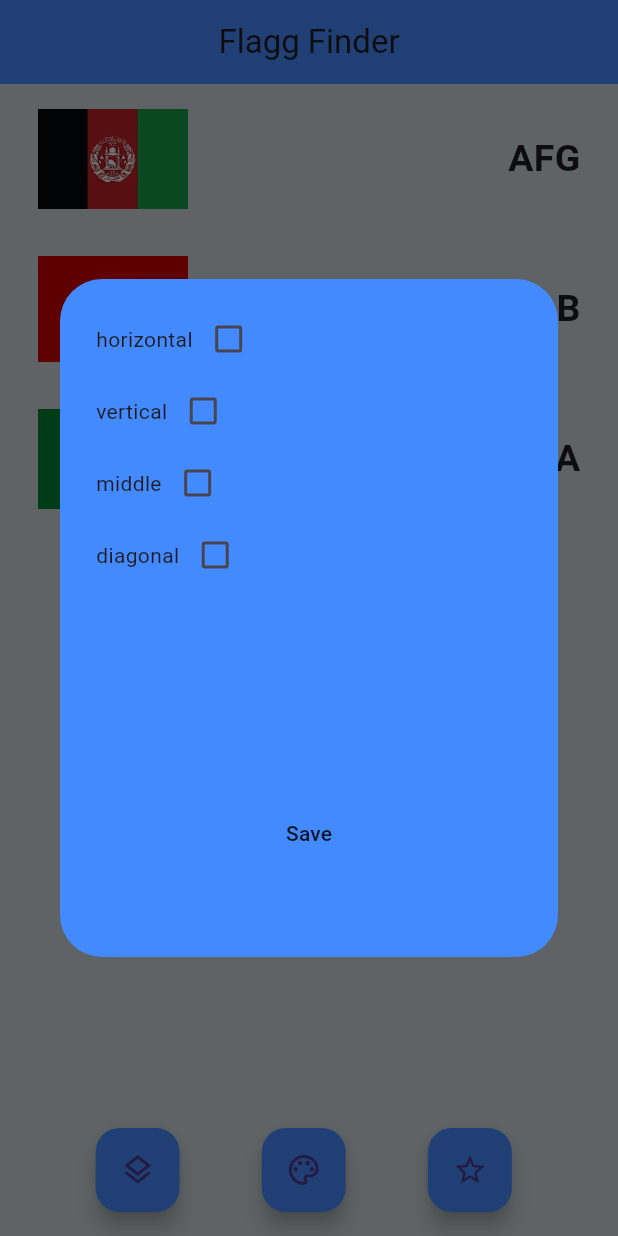
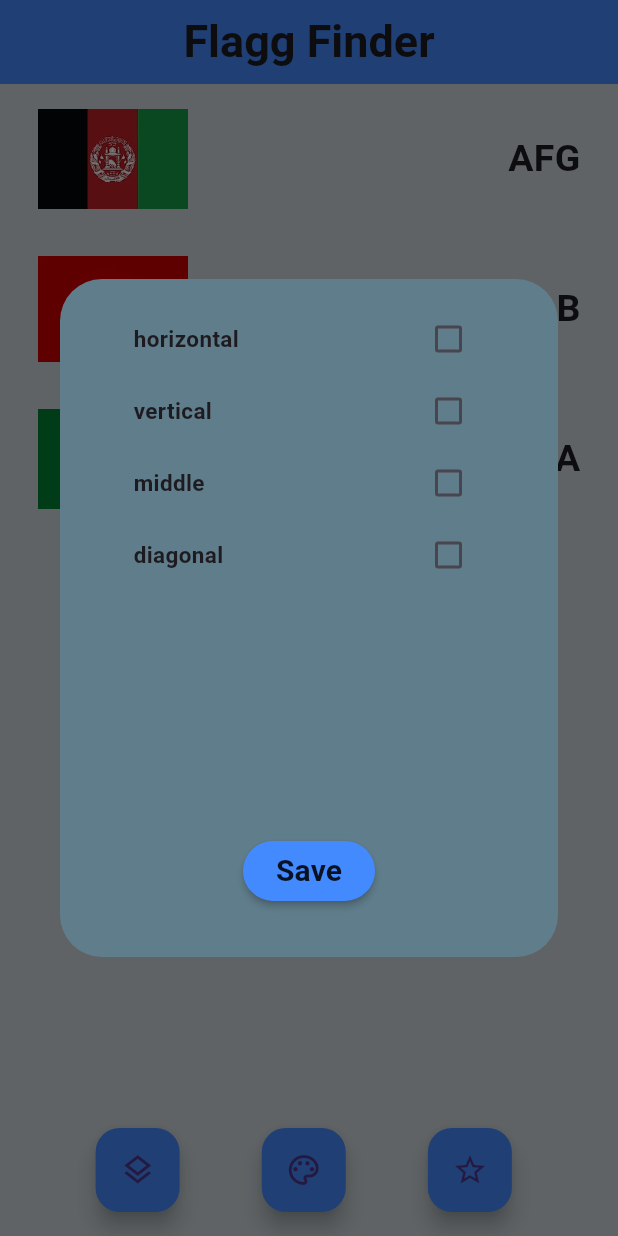
Before and after one commit to bartekkleczar/flutter-flag-app-1.0, a Flutter app: the screen it shows after launch, after a tap on the "layers" icon, on a phone screen of 412 x 824 dp. Run offline on Flutter 3.47's test engine with Material 3 defaults, Android fonts, the phone set to English and light mode, and no system bars; our stand-ins replace hive, hive_flutter; missing offline and left inert: dart:ffi; accounts and stored records are empty.

Commit message:
UI improvement

```diff
--- a/lib/main_screen.dart
+++ b/lib/main_screen.dart
@@ -23,6 +23,7 @@ class _MyApp extends State<MyApp> {
   final _myBox = Hive.box('mybox');
   FlaggDatabase db = FlaggDatabase();
   List<Flag> flagsFiltered = [];
+
   @override
   void initState() {
     if (_myBox.get('FLAGS') == null) {
@@ -38,14 +39,13 @@ class _MyApp extends State<MyApp> {
   List<FlagLayout> layoutList = [];
   List<FlagSign> signList = [];
 
-
   Flag prototype = Flag('', [], [], []);
 
-  void onSave(){
+  void onSave() {
     prototype.colors = colorList;
     prototype.layout = layoutList;
     prototype.signs = signList;
-    setState((){
+    setState(() {
       flagsFiltered = db.filterByColor(prototype, db.getFlags());
       flagsFiltered = db.filterByLayout(prototype, flagsFiltered);
       flagsFiltered = db.filterBySign(prototype, flagsFiltered);
@@ -90,7 +90,13 @@ class _MyApp extends State<MyApp> {
       home: Scaffold(
         backgroundColor: Colors.blueGrey.shade100,
         appBar: AppBar(
-          title: Text('Flagg Finder'),
+          title: const Text(
+            'Flagg Finder',
+            style: TextStyle(
+              fontWeight: FontWeight.bold,
+              fontSize: 30,
+            ),
+          ),
           centerTitle: true,
           backgroundColor: Colors.blueAccent,
         ),
--- a/lib/widgets/dialogs/color/color_checkbox.dart
+++ b/lib/widgets/dialogs/color/color_checkbox.dart
@@ -33,6 +33,8 @@ class _ColorCheckboxState extends State<ColorCheckbox> {
   @override
   Widget build(BuildContext context) {
     return Checkbox(
+      checkColor: Colors.black,
+      activeColor: Colors.blueAccent,
       value: value,
       onChanged: (newValue) {
         setState(() {
--- a/lib/widgets/dialogs/layout/dialog_filter_layout_box.dart
+++ b/lib/widgets/dialogs/layout/dialog_filter_layout_box.dart
@@ -33,7 +33,7 @@ class DialogFilterLayoutBox extends StatelessWidget {
   @override
   Widget build(BuildContext context) {
     return AlertDialog(
-      backgroundColor: Colors.blueAccent,
+      backgroundColor: Colors.blueGrey,
       content: Container(
         width: MediaQuery.of(context).size.width * 0.8,
         height: MediaQuery.of(context).size.height * 0.5,
@@ -53,9 +53,22 @@ class DialogFilterLayoutBox extends StatelessWidget {
                 },
               ),
             ),
-            MaterialButton(
-              onPressed: onSave,
-              child: const Text('Save'),
+            Padding(
+              padding: const EdgeInsets.only(top: 25.0),
+              child: MaterialButton(
+                onPressed: onSave,
+                color: Colors.blueAccent,
+                shape: RoundedRectangleBorder(
+                    borderRadius: BorderRadius.circular(100.0)),
+                height: 40.0,
+                child: const Text(
+                  'Save',
+                  style: TextStyle(
+                    fontWeight: FontWeight.bold,
+                    fontSize: 20,
+                  ),
+                ),
+              ),
             )
           ],
         ),
--- a/lib/widgets/dialogs/layout/filter_layout_option_tile.dart
+++ b/lib/widgets/dialogs/layout/filter_layout_option_tile.dart
@@ -1,4 +1,3 @@
-import 'package:flagg/data/flag/enum_colors.dart';
 import 'package:flutter/cupertino.dart';
 import 'package:flutter/material.dart';
 
@@ -19,14 +18,25 @@ class FilterLayoutOptionTile extends StatelessWidget {
 
   @override
   Widget build(BuildContext context) {
-    return Row(
+    return Padding(
+      padding: const EdgeInsets.only(left: 25.0, right: 25.0),
+      child: Row(
+        mainAxisSize: MainAxisSize.max,
+        mainAxisAlignment: MainAxisAlignment.spaceBetween,
         children: [
-        Text(text),
+          Text(
+            text,
+            style: const TextStyle(
+              fontWeight: FontWeight.bold,
+              fontSize: 15,
+            ),
+          ),
           LayoutCheckbox(
             layout: layout,
             list: list,
           )
         ],
+      ),
     );
   }
 }
```
Also changed, not shown: lib/widgets/dialogs/color/dialog_filter_color_box.dart (+17 -6 lines), lib/widgets/dialogs/color/filter_color_option_tile.dart (+17 -6 lines), lib/widgets/dialogs/sign/dialog_filter_sign_box.dart (+17 -4 lines), lib/widgets/dialogs/sign/filter_sign_option_tile.dart (+13 -4 lines). Lines whose indentation alone changed are shown as unchanged.
